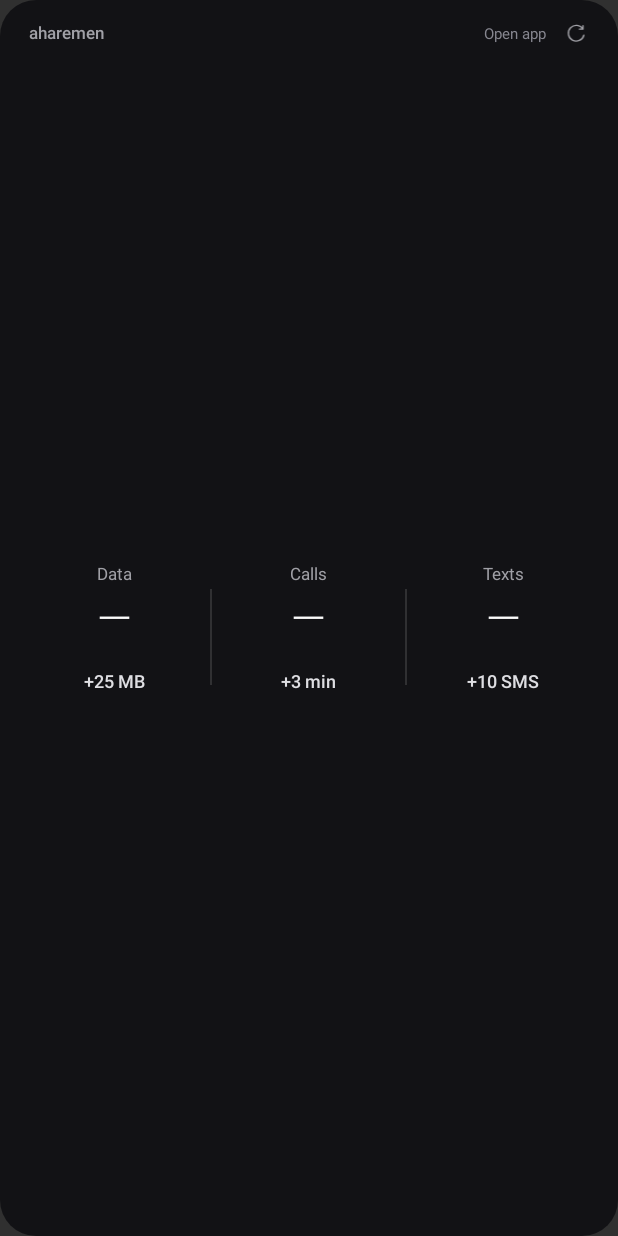
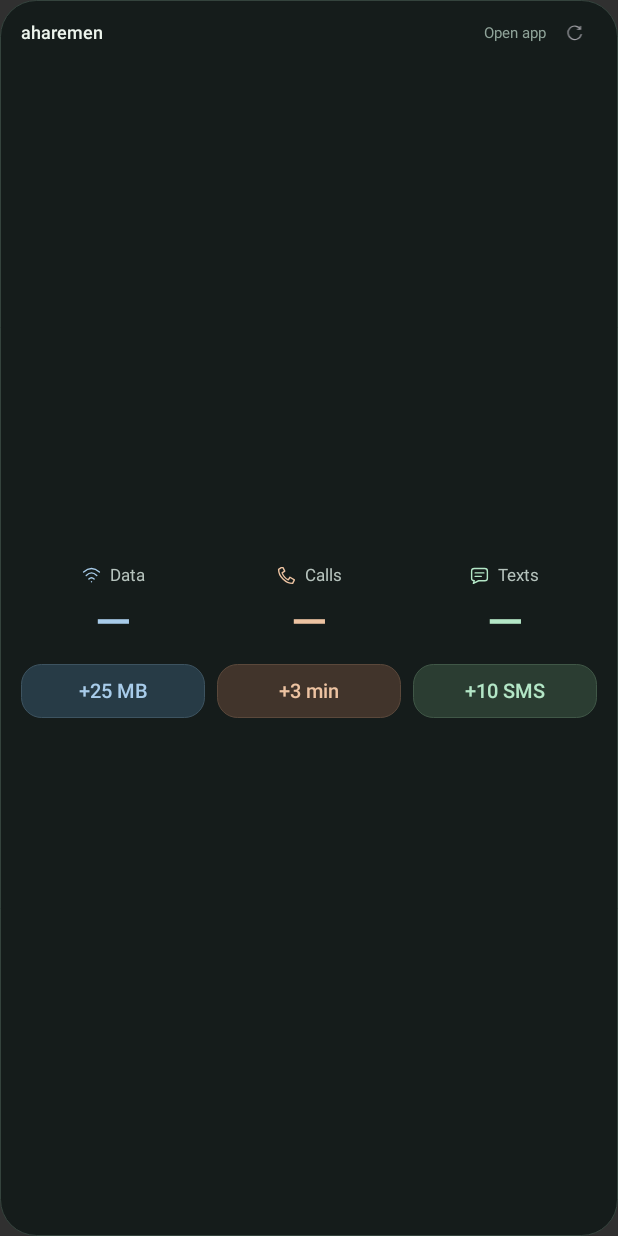
Before and after one commit to xSil3nt/aharemen, an Android app: the layout allowance_widget.xml on its own in the app's theme, with its tools: preview values and no code run, on a phone screen of 412 x 824 dp. Run offline under Robolectric (Android 15) with nearby library versions, the phone set to English and light mode, and no system bars.

Commit message:
Restore widget accents and animate balance updates

```diff
--- a/app/src/main/AndroidManifest.xml
+++ b/app/src/main/AndroidManifest.xml
@@ -1,4 +1,4 @@
-<manifest xmlns:android="http://schemas.android.com/apk/res/android" package="app.shazin.aharemen" android:versionCode="17" android:versionName="0.7.2">
+<manifest xmlns:android="http://schemas.android.com/apk/res/android" package="app.shazin.aharemen" android:versionCode="18" android:versionName="0.7.3">
     <uses-sdk android:minSdkVersion="26" android:targetSdkVersion="36" />
     <uses-permission android:name="android.permission.INTERNET" />
     <uses-permission android:name="android.permission.ACCESS_NETWORK_STATE" />
--- /dev/null
+++ b/app/src/main/res/anim/widget_balance_in.xml
@@ -0,0 +1 @@
+<set xmlns:android="http://schemas.android.com/apk/res/android" android:duration="220" android:interpolator="@android:anim/decelerate_interpolator"><alpha android:fromAlpha="0.0" android:toAlpha="1.0"/><translate android:fromYDelta="12%p" android:toYDelta="0%p"/></set>
--- /dev/null
+++ b/app/src/main/res/anim/widget_balance_out.xml
@@ -0,0 +1 @@
+<set xmlns:android="http://schemas.android.com/apk/res/android" android:duration="220" android:interpolator="@android:anim/decelerate_interpolator"><alpha android:fromAlpha="1.0" android:toAlpha="0.0"/><translate android:fromYDelta="0%p" android:toYDelta="-12%p"/></set>
--- /dev/null
+++ b/app/src/main/res/drawable/ic_widget_data.xml
@@ -0,0 +1 @@
+<vector xmlns:android="http://schemas.android.com/apk/res/android" android:width="16dp" android:height="16dp" android:viewportWidth="24" android:viewportHeight="24"><path android:pathData="M3,8 Q12,0 21,8 M6,12 Q12,6 18,12 M9,16 Q12,13 15,16 M12,19 L12,19.1" android:strokeColor="#a8ccea" android:strokeWidth="1.6" android:strokeLineCap="round" android:strokeLineJoin="round" android:fillColor="@android:color/transparent"/></vector>
--- /dev/null
+++ b/app/src/main/res/drawable/ic_widget_sms.xml
@@ -0,0 +1 @@
+<vector xmlns:android="http://schemas.android.com/apk/res/android" android:width="16dp" android:height="16dp" android:viewportWidth="24" android:viewportHeight="24"><path android:pathData="M6,4 L18,4 Q21,4 21,7 L21,15 Q21,18 18,18 L11,18 L5,21 L6,18 Q3,18 3,15 L3,7 Q3,4 6,4 M7,9 L17,9 M7,13 L14,13" android:strokeColor="#b4e7c7" android:strokeWidth="1.6" android:strokeLineCap="round" android:strokeLineJoin="round" android:fillColor="@android:color/transparent"/></vector>
--- /dev/null
+++ b/app/src/main/res/drawable/ic_widget_voice.xml
@@ -0,0 +1 @@
+<vector xmlns:android="http://schemas.android.com/apk/res/android" android:width="16dp" android:height="16dp" android:viewportWidth="24" android:viewportHeight="24"><path android:pathData="M6,3 L3,5 C3,13 11,21 19,21 L21,17 L16,14 L14,17 C10,15 8,12 7,9 L10,7 L8,3 Z" android:strokeColor="#edc3a2" android:strokeWidth="1.6" android:strokeLineCap="round" android:strokeLineJoin="round" android:fillColor="@android:color/transparent"/></vector>
--- a/app/src/main/res/drawable/widget_background.xml
+++ b/app/src/main/res/drawable/widget_background.xml
@@ -1 +1 @@
-<shape xmlns:android="http://schemas.android.com/apk/res/android"><solid android:color="#f2111115"/><corners android:radius="24dp"/></shape>
+<shape xmlns:android="http://schemas.android.com/apk/res/android"><solid android:color="#f4141c1b"/><corners android:radius="24dp"/><stroke android:width="0.5dp" android:color="#34433d"/></shape>
--- /dev/null
+++ b/app/src/main/res/drawable/widget_button_data.xml
@@ -0,0 +1 @@
+<ripple xmlns:android="http://schemas.android.com/apk/res/android" android:color="#35ffffff"><item><shape><solid android:color="#273b46"/><corners android:radius="13dp"/><stroke android:width="0.5dp" android:color="#3d5360"/></shape></item></ripple>
--- /dev/null
+++ b/app/src/main/res/drawable/widget_button_sms.xml
@@ -0,0 +1 @@
+<ripple xmlns:android="http://schemas.android.com/apk/res/android" android:color="#35ffffff"><item><shape><solid android:color="#2b3d32"/><corners android:radius="13dp"/><stroke android:width="0.5dp" android:color="#405747"/></shape></item></ripple>
--- /dev/null
+++ b/app/src/main/res/drawable/widget_button_voice.xml
@@ -0,0 +1 @@
+<ripple xmlns:android="http://schemas.android.com/apk/res/android" android:color="#35ffffff"><item><shape><solid android:color="#41342b"/><corners android:radius="13dp"/><stroke android:width="0.5dp" android:color="#5a483b"/></shape></item></ripple>
--- a/app/src/main/res/layout/allowance_widget.xml
+++ b/app/src/main/res/layout/allowance_widget.xml
@@ -1,36 +1,52 @@
-<LinearLayout xmlns:android="http://schemas.android.com/apk/res/android" android:id="@+id/widget_root" android:layout_width="match_parent" android:layout_height="match_parent" android:orientation="vertical" android:paddingStart="12dp" android:paddingEnd="12dp" android:paddingTop="9dp" android:paddingBottom="9dp" android:background="@drawable/widget_background">
-    <LinearLayout android:layout_width="match_parent" android:layout_height="26dp" android:orientation="horizontal" android:gravity="center_vertical" android:paddingStart="7dp">
-        <TextView android:id="@+id/widget_title" android:layout_width="wrap_content" android:layout_height="match_parent" android:gravity="center_vertical" android:text="aharemen" android:textSize="11sp" android:fontFamily="sans-serif-medium" android:textColor="#a0a0a6" android:includeFontPadding="false"/>
-        <ProgressBar android:id="@+id/widget_progress" android:layout_width="12dp" android:layout_height="12dp" android:layout_marginStart="8dp" android:indeterminate="true" android:indeterminateTint="#dedee2" android:visibility="gone"/>
-        <TextView android:id="@+id/widget_status" android:layout_width="0dp" android:layout_height="match_parent" android:layout_weight="1" android:layout_marginStart="8dp" android:layout_marginEnd="4dp" android:gravity="end|center_vertical" android:text="Open app" android:textColor="#86868f" android:textSize="10sp" android:maxLines="2" android:ellipsize="end"/>
-        <ImageView android:id="@+id/widget_refresh" android:layout_width="32dp" android:layout_height="match_parent" android:padding="6dp" android:src="@drawable/ic_widget_refresh" android:contentDescription="Refresh allowances" android:clickable="true" android:focusable="true"/>
+<LinearLayout xmlns:android="http://schemas.android.com/apk/res/android" android:id="@+id/widget_root" android:layout_width="match_parent" android:layout_height="match_parent" android:orientation="vertical" android:paddingStart="14dp" android:paddingEnd="14dp" android:paddingTop="10dp" android:paddingBottom="10dp" android:background="@drawable/widget_background">
+    <LinearLayout android:layout_width="match_parent" android:layout_height="24dp" android:orientation="horizontal" android:gravity="center_vertical">
+        <TextView android:id="@+id/widget_title" android:layout_width="wrap_content" android:layout_height="match_parent" android:gravity="center_vertical" android:text="aharemen" android:textSize="12sp" android:fontFamily="sans-serif-medium" android:textColor="#edf5ed" android:includeFontPadding="false"/>
+        <ProgressBar android:id="@+id/widget_progress" android:layout_width="12dp" android:layout_height="12dp" android:layout_marginStart="8dp" android:indeterminate="true" android:indeterminateTint="#b4e7c7" android:visibility="gone"/>
+        <TextView android:id="@+id/widget_status" android:layout_width="0dp" android:layout_height="match_parent" android:layout_weight="1" android:layout_marginStart="8dp" android:layout_marginEnd="4dp" android:gravity="end|center_vertical" android:text="Open app" android:textColor="#8fa399" android:textSize="10sp" android:maxLines="2" android:ellipsize="end"/>
+        <ImageView android:id="@+id/widget_refresh" android:layout_width="30dp" android:layout_height="match_parent" android:padding="6dp" android:background="@drawable/widget_button" android:src="@drawable/ic_widget_refresh" android:contentDescription="Refresh allowances" android:clickable="true" android:focusable="true"/>
     </LinearLayout>
-    <LinearLayout android:layout_width="match_parent" android:layout_height="0dp" android:layout_weight="1" android:orientation="horizontal">
-        <LinearLayout android:layout_width="0dp" android:layout_height="match_parent" android:layout_weight="1" android:orientation="vertical" android:gravity="center">
+    <LinearLayout android:layout_width="match_parent" android:layout_height="0dp" android:layout_weight="1" android:layout_marginTop="6dp" android:orientation="horizontal">
+        <LinearLayout android:layout_width="0dp" android:layout_height="match_parent" android:layout_weight="1" android:layout_marginStart="0dp" android:orientation="vertical" android:gravity="center">
             <LinearLayout android:id="@+id/widget_data_balance" android:layout_width="match_parent" android:layout_height="wrap_content" android:orientation="vertical" android:gravity="center">
-                <TextView android:layout_width="match_parent" android:layout_height="wrap_content" android:gravity="center" android:text="Data" android:textSize="11sp" android:textColor="#a0a0a6" android:includeFontPadding="false"/>
-                <TextView android:id="@+id/widget_data" android:layout_width="match_parent" android:layout_height="46dp" android:paddingStart="7dp" android:paddingEnd="7dp" android:gravity="center" android:text="—" android:textSize="30sp" android:autoSizeTextType="uniform" android:autoSizeMinTextSize="17sp" android:autoSizeMaxTextSize="30sp" android:autoSizeStepGranularity="1sp" android:fontFamily="sans-serif-light" android:textColor="#fafafa" android:singleLine="true" android:includeFontPadding="false"/>
+                <LinearLayout android:layout_width="match_parent" android:layout_height="18dp" android:orientation="horizontal" android:gravity="center">
+                    <ImageView android:layout_width="14dp" android:layout_height="14dp" android:layout_marginEnd="5dp" android:src="@drawable/ic_widget_data" android:importantForAccessibility="no"/>
+                    <TextView android:layout_width="wrap_content" android:layout_height="wrap_content" android:text="Data" android:textSize="11sp" android:textColor="#b6c3bd" android:includeFontPadding="false"/>
+                </LinearLayout>
+                <ViewFlipper android:id="@+id/widget_flip_data" android:layout_width="match_parent" android:layout_height="44dp" android:inAnimation="@anim/widget_balance_in" android:outAnimation="@anim/widget_balance_out" android:animateFirstView="false" android:autoStart="false">
+                    <TextView android:id="@+id/widget_data" android:layout_width="match_parent" android:layout_height="match_parent" android:paddingStart="4dp" android:paddingEnd="4dp" android:gravity="center" android:text="—" android:textSize="31sp" android:autoSizeTextType="uniform" android:autoSizeMinTextSize="18sp" android:autoSizeMaxTextSize="31sp" android:autoSizeStepGranularity="1sp" android:fontFamily="sans-serif-medium" android:textColor="#a8ccea" android:singleLine="true" android:includeFontPadding="false"/>
+                    <TextView android:id="@+id/widget_data_next" android:layout_width="match_parent" android:layout_height="match_parent" android:paddingStart="4dp" android:paddingEnd="4dp" android:gravity="center" android:text="—" android:textSize="31sp" android:autoSizeTextType="uniform" android:autoSizeMinTextSize="18sp" android:autoSizeMaxTextSize="31sp" android:autoSizeStepGranularity="1sp" android:fontFamily="sans-serif-medium" android:textColor="#a8ccea" android:singleLine="true" android:includeFontPadding="false"/>
+                </ViewFlipper>
                 <TextView android:id="@+id/widget_unit_data" android:layout_width="wrap_content" android:layout_height="wrap_content" android:text="MB" android:visibility="gone"/>
             </LinearLayout>
-            <TextView android:id="@+id/widget_add_data" android:layout_width="match_parent" android:layout_height="38dp" android:background="@drawable/widget_button" android:text="+25 MB" android:textSize="12sp" android:fontFamily="sans-serif-medium" android:textColor="#dedee2" android:gravity="center" android:includeFontPadding="false" android:singleLine="true" android:clickable="true" android:focusable="true"/>
+            <TextView android:id="@+id/widget_add_data" android:layout_width="match_parent" android:layout_height="36dp" android:layout_marginTop="6dp" android:background="@drawable/widget_button_data" android:text="+25 MB" android:textSize="13sp" android:fontFamily="sans-serif-medium" android:textColor="#a8ccea" android:gravity="center" android:includeFontPadding="false" android:singleLine="true" android:clickable="true" android:focusable="true"/>
         </LinearLayout>
-        <ImageView android:layout_width="1dp" android:layout_height="64dp" android:layout_gravity="center_vertical" android:background="#20ffffff" android:importantForAccessibility="no"/>
-        <LinearLayout android:layout_width="0dp" android:layout_height="match_parent" android:layout_weight="1" android:orientation="vertical" android:gravity="center">
+        <LinearLayout android:layout_width="0dp" android:layout_height="match_parent" android:layout_weight="1" android:layout_marginStart="8dp" android:orientation="vertical" android:gravity="center">
             <LinearLayout android:id="@+id/widget_voice_balance" android:layout_width="match_parent" android:layout_height="wrap_content" android:orientation="vertical" android:gravity="center">
-                <TextView android:layout_width="match_parent" android:layout_height="wrap_content" android:gravity="center" android:text="Calls" android:textSize="11sp" android:textColor="#a0a0a6" android:includeFontPadding="false"/>
-                <TextView android:id="@+id/widget_voice" android:layout_width="match_parent" android:layout_height="46dp" android:paddingStart="7dp" android:paddingEnd="7dp" android:gravity="center" android:text="—" android:textSize="30sp" android:autoSizeTextType="uniform" android:autoSizeMinTextSize="17sp" android:autoSizeMaxTextSize="30sp" android:autoSizeStepGranularity="1sp" android:fontFamily="sans-serif-light" android:textColor="#fafafa" android:singleLine="true" android:includeFontPadding="false"/>
+                <LinearLayout android:layout_width="match_parent" android:layout_height="18dp" android:orientation="horizontal" android:gravity="center">
+                    <ImageView android:layout_width="14dp" android:layout_height="14dp" android:layout_marginEnd="5dp" android:src="@drawable/ic_widget_voice" android:importantForAccessibility="no"/>
+                    <TextView android:layout_width="wrap_content" android:layout_height="wrap_content" android:text="Calls" android:textSize="11sp" android:textColor="#b6c3bd" android:includeFontPadding="false"/>
+                </LinearLayout>
+                <ViewFlipper android:id="@+id/widget_flip_voice" android:layout_width="match_parent" android:layout_height="44dp" android:inAnimation="@anim/widget_balance_in" android:outAnimation="@anim/widget_balance_out" android:animateFirstView="false" android:autoStart="false">
+                    <TextView android:id="@+id/widget_voice" android:layout_width="match_parent" android:layout_height="match_parent" android:paddingStart="4dp" android:paddingEnd="4dp" android:gravity="center" android:text="—" android:textSize="31sp" android:autoSizeTextType="uniform" android:autoSizeMinTextSize="18sp" android:autoSizeMaxTextSize="31sp" android:autoSizeStepGranularity="1sp" android:fontFamily="sans-serif-medium" android:textColor="#edc3a2" android:singleLine="true" android:includeFontPadding="false"/>
+                    <TextView android:id="@+id/widget_voice_next" android:layout_width="match_parent" android:layout_height="match_parent" android:paddingStart="4dp" android:paddingEnd="4dp" android:gravity="center" android:text="—" android:textSize="31sp" android:autoSizeTextType="uniform" android:autoSizeMinTextSize="18sp" android:autoSizeMaxTextSize="31sp" android:autoSizeStepGranularity="1sp" android:fontFamily="sans-serif-medium" android:textColor="#edc3a2" android:singleLine="true" android:includeFontPadding="false"/>
+                </ViewFlipper>
                 <TextView android:id="@+id/widget_unit_voice" android:layout_width="wrap_content" android:layout_height="wrap_content" android:text="min" android:visibility="gone"/>
             </LinearLayout>
-            <TextView android:id="@+id/widget_add_voice" android:layout_width="match_parent" android:layout_height="38dp" android:background="@drawable/widget_button" android:text="+3 min" android:textSize="12sp" android:fontFamily="sans-serif-medium" android:textColor="#dedee2" android:gravity="center" android:includeFontPadding="false" android:singleLine="true" android:clickable="true" android:focusable="true"/>
+            <TextView android:id="@+id/widget_add_voice" android:layout_width="match_parent" android:layout_height="36dp" android:layout_marginTop="6dp" android:background="@drawable/widget_button_voice" android:text="+3 min" android:textSize="13sp" android:fontFamily="sans-serif-medium" android:textColor="#edc3a2" android:gravity="center" android:includeFontPadding="false" android:singleLine="true" android:clickable="true" android:focusable="true"/>
         </LinearLayout>
-        <ImageView android:layout_width="1dp" android:layout_height="64dp" android:layout_gravity="center_vertical" android:background="#20ffffff" android:importantForAccessibility="no"/>
-        <LinearLayout android:layout_width="0dp" android:layout_height="match_parent" android:layout_weight="1" android:orientation="vertical" android:gravity="center">
+        <LinearLayout android:layout_width="0dp" android:layout_height="match_parent" android:layout_weight="1" android:layout_marginStart="8dp" android:orientation="vertical" android:gravity="center">
             <LinearLayout android:id="@+id/widget_sms_balance" android:layout_width="match_parent" android:layout_height="wrap_content" android:orientation="vertical" android:gravity="center">
-                <TextView android:layout_width="match_parent" android:layout_height="wrap_content" android:gravity="center" android:text="Texts" android:textSize="11sp" android:textColor="#a0a0a6" android:includeFontPadding="false"/>
-                <TextView android:id="@+id/widget_sms" android:layout_width="match_parent" android:layout_height="46dp" android:paddingStart="7dp" android:paddingEnd="7dp" android:gravity="center" android:text="—" android:textSize="30sp" android:autoSizeTextType="uniform" android:autoSizeMinTextSize="17sp" android:autoSizeMaxTextSize="30sp" android:autoSizeStepGranularity="1sp" android:fontFamily="sans-serif-light" android:textColor="#fafafa" android:singleLine="true" android:includeFontPadding="false"/>
+                <LinearLayout android:layout_width="match_parent" android:layout_height="18dp" android:orientation="horizontal" android:gravity="center">
+                    <ImageView android:layout_width="14dp" android:layout_height="14dp" android:layout_marginEnd="5dp" android:src="@drawable/ic_widget_sms" android:importantForAccessibility="no"/>
+                    <TextView android:layout_width="wrap_content" android:layout_height="wrap_content" android:text="Texts" android:textSize="11sp" android:textColor="#b6c3bd" android:includeFontPadding="false"/>
+                </LinearLayout>
+                <ViewFlipper android:id="@+id/widget_flip_sms" android:layout_width="match_parent" android:layout_height="44dp" android:inAnimation="@anim/widget_balance_in" android:outAnimation="@anim/widget_balance_out" android:animateFirstView="false" android:autoStart="false">
+                    <TextView android:id="@+id/widget_sms" android:layout_width="match_parent" android:layout_height="match_parent" android:paddingStart="4dp" android:paddingEnd="4dp" android:gravity="center" android:text="—" android:textSize="31sp" android:autoSizeTextType="uniform" android:autoSizeMinTextSize="18sp" android:autoSizeMaxTextSize="31sp" android:autoSizeStepGranularity="1sp" android:fontFamily="sans-serif-medium" android:textColor="#b4e7c7" android:singleLine="true" android:includeFontPadding="false"/>
+                    <TextView android:id="@+id/widget_sms_next" android:layout_width="match_parent" android:layout_height="match_parent" android:paddingStart="4dp" android:paddingEnd="4dp" android:gravity="center" android:text="—" android:textSize="31sp" android:autoSizeTextType="uniform" android:autoSizeMinTextSize="18sp" android:autoSizeMaxTextSize="31sp" android:autoSizeStepGranularity="1sp" android:fontFamily="sans-serif-medium" android:textColor="#b4e7c7" android:singleLine="true" android:includeFontPadding="false"/>
+                </ViewFlipper>
                 <TextView android:id="@+id/widget_unit_sms" android:layout_width="wrap_content" android:layout_height="wrap_content" android:text="SMS" android:visibility="gone"/>
             </LinearLayout>
-            <TextView android:id="@+id/widget_add_sms" android:layout_width="match_parent" android:layout_height="38dp" android:background="@drawable/widget_button" android:text="+10 SMS" android:textSize="12sp" android:fontFamily="sans-serif-medium" android:textColor="#dedee2" android:gravity="center" android:includeFontPadding="false" android:singleLine="true" android:clickable="true" android:focusable="true"/>
+            <TextView android:id="@+id/widget_add_sms" android:layout_width="match_parent" android:layout_height="36dp" android:layout_marginTop="6dp" android:background="@drawable/widget_button_sms" android:text="+10 SMS" android:textSize="13sp" android:fontFamily="sans-serif-medium" android:textColor="#b4e7c7" android:gravity="center" android:includeFontPadding="false" android:singleLine="true" android:clickable="true" android:focusable="true"/>
         </LinearLayout>
     </LinearLayout>
 </LinearLayout>
```
Also changed, not shown: app/src/main/java/app/shazin/aharemen/AllowanceWidget.java (+20 -7 lines), app/src/main/java/app/shazin/aharemen/WidgetFormat.java (added, +11 -0 lines).
